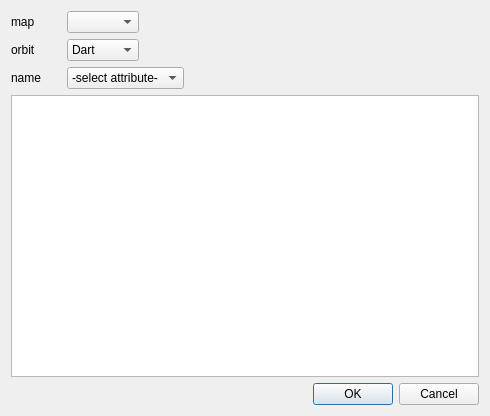
This is schnapps/plugins/attribute_editor/edit_attribute_dialog.ui in cgogn/SCHNApps as Qt 5 draws it before an edit. The edited form follows.
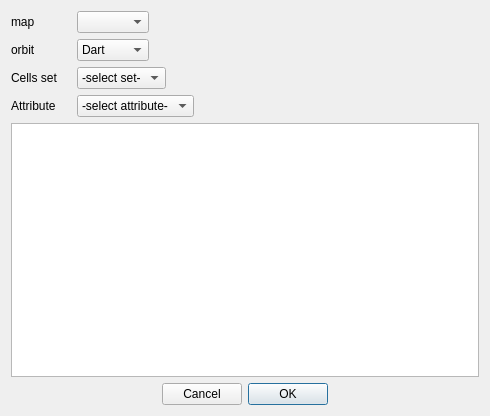
This is the edited form.

Commit message: Attribute editor plugin : added the possibility to modify only selected cells.

```diff
--- a/schnapps/plugins/attribute_editor/edit_attribute_dialog.ui
+++ b/schnapps/plugins/attribute_editor/edit_attribute_dialog.ui
@@ -21,7 +21,7 @@
       <widget class="QLabel" name="label">
        <property name="minimumSize">
         <size>
-         <width>50</width>
+         <width>60</width>
          <height>0</height>
         </size>
        </property>
@@ -31,7 +31,11 @@
       </widget>
      </item>
      <item>
-      <widget class="QComboBox" name="map_comboBox"/>
+      <widget class="QComboBox" name="map_comboBox">
+       <property name="sizeAdjustPolicy">
+        <enum>QComboBox::AdjustToContents</enum>
+       </property>
+      </widget>
      </item>
      <item>
       <spacer name="horizontalSpacer">
@@ -54,7 +58,7 @@
       <widget class="QLabel" name="label_2">
        <property name="minimumSize">
         <size>
-         <width>50</width>
+         <width>60</width>
          <height>0</height>
         </size>
        </property>
@@ -65,6 +69,9 @@
      </item>
      <item>
       <widget class="QComboBox" name="orbit_comboBox">
+       <property name="sizeAdjustPolicy">
+        <enum>QComboBox::AdjustToContents</enum>
+       </property>
        <item>
         <property name="text">
          <string>Dart</string>
@@ -107,23 +114,68 @@
      </item>
     </layout>
    </item>
+   <item>
+    <layout class="QHBoxLayout" name="horizontalLayout_4">
+     <item>
+      <widget class="QLabel" name="label_4">
+       <property name="minimumSize">
+        <size>
+         <width>60</width>
+         <height>0</height>
+        </size>
+       </property>
+       <property name="text">
+        <string>Cells set</string>
+       </property>
+      </widget>
+     </item>
+     <item>
+      <widget class="QComboBox" name="cellsSet_comboBox">
+       <property name="sizeAdjustPolicy">
+        <enum>QComboBox::AdjustToContents</enum>
+       </property>
+       <item>
+        <property name="text">
+         <string>-select set-</string>
+        </property>
+       </item>
+      </widget>
+     </item>
+     <item>
+      <spacer name="horizontalSpacer_4">
+       <property name="orientation">
+        <enum>Qt::Horizontal</enum>
+       </property>
+       <property name="sizeHint" stdset="0">
+        <size>
+         <width>40</width>
+         <height>20</height>
+        </size>
+       </property>
+      </spacer>
+     </item>
+    </layout>
+   </item>
    <item>
     <layout class="QHBoxLayout" name="horizontalLayout_3">
      <item>
       <widget class="QLabel" name="label_3">
        <property name="minimumSize">
         <size>
-         <width>50</width>
+         <width>60</width>
          <height>0</height>
         </size>
        </property>
        <property name="text">
-        <string>name</string>
+        <string>Attribute</string>
        </property>
       </widget>
      </item>
      <item>
-      <widget class="QComboBox" name="name_comboBox">
+      <widget class="QComboBox" name="att_name_comboBox">
+       <property name="sizeAdjustPolicy">
+        <enum>QComboBox::AdjustToContents</enum>
+       </property>
        <item>
         <property name="text">
          <string>-select attribute-</string>
@@ -155,12 +207,21 @@
    </item>
    <item>
     <widget class="QDialogButtonBox" name="buttonBox">
+     <property name="layoutDirection">
+      <enum>Qt::RightToLeft</enum>
+     </property>
+     <property name="autoFillBackground">
+      <bool>false</bool>
+     </property>
      <property name="orientation">
       <enum>Qt::Horizontal</enum>
      </property>
      <property name="standardButtons">
       <set>QDialogButtonBox::Cancel|QDialogButtonBox::Ok</set>
      </property>
+     <property name="centerButtons">
+      <bool>true</bool>
+     </property>
     </widget>
    </item>
   </layout>
```
The commit also changes 2 other files.
